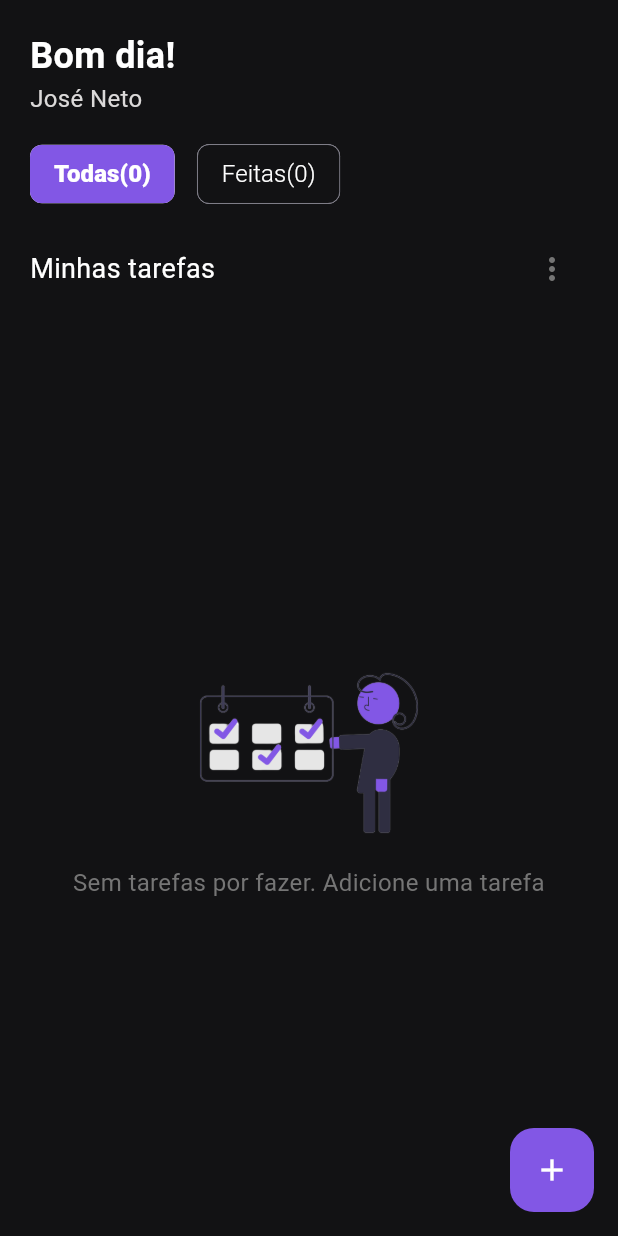
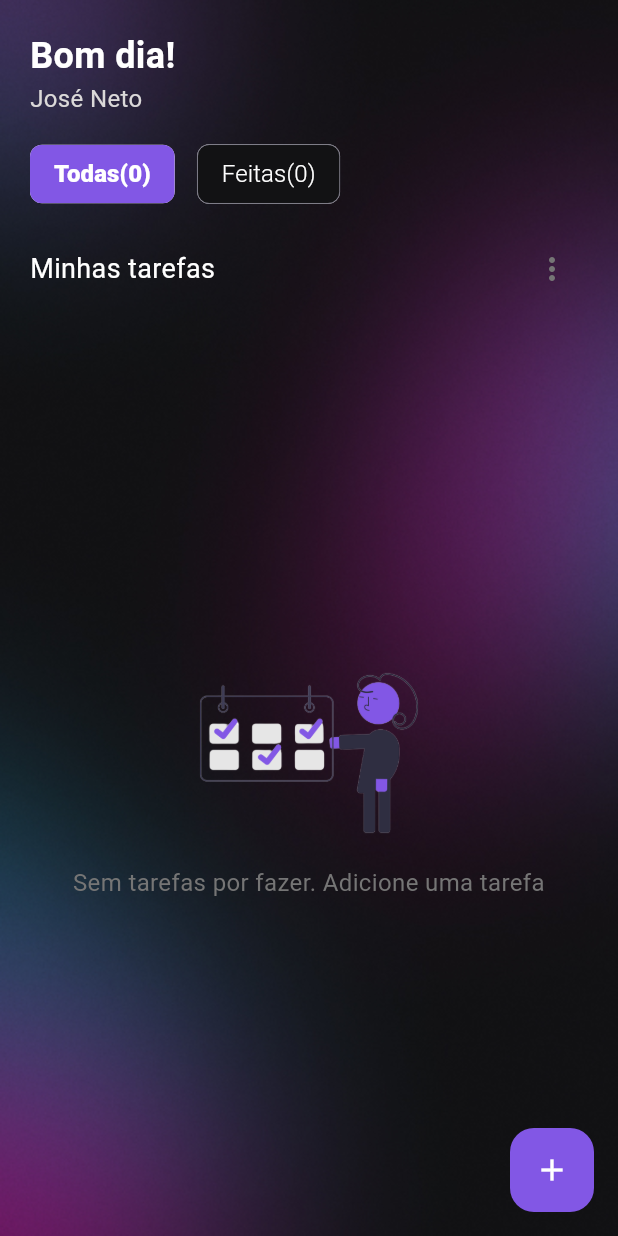
Before and after one commit to josedeneto/todo_app, a Flutter app: the HomePage screen opened by its route, on a phone screen of 412 x 824 dp. Run offline on Flutter 3.47's test engine with Material 2 defaults, Android fonts, the phone set to English and light mode, and no system bars; our stand-ins replace date_picker_timeline.

```diff
--- a/lib/app/views/home/home_page.dart
+++ b/lib/app/views/home/home_page.dart
@@ -43,6 +43,15 @@ class _HomePageState extends State<HomePage> with AlertsDialog, Greeting {
   Widget build(BuildContext context) {
     return Scaffold(
       body: SafeArea(
+        child: Container(
+          decoration: const BoxDecoration(
+            image: DecorationImage(
+              image: AssetImage(
+                'assets/images/bg-mobile.jpg',
+              ),
+              fit: BoxFit.cover,
+            ),
+          ),
           child: Padding(
             padding: const EdgeInsets.symmetric(
               vertical: 20,
@@ -147,7 +156,8 @@ class _HomePageState extends State<HomePage> with AlertsDialog, Greeting {
                               ? Expanded(
                                   child: Center(
                                     child: Column(
-                                    mainAxisAlignment: MainAxisAlignment.center,
+                                      mainAxisAlignment:
+                                          MainAxisAlignment.center,
                                       children: [
                                         Image.asset(
                                           'assets/images/3.png',
@@ -171,7 +181,8 @@ class _HomePageState extends State<HomePage> with AlertsDialog, Greeting {
                                         decelerationRate:
                                             ScrollDecelerationRate.fast,
                                       ),
-                                    separatorBuilder: (_, i) => const SizedBox(
+                                      separatorBuilder: (_, i) =>
+                                          const SizedBox(
                                         height: 40,
                                       ),
                                       itemCount: todo.todos.length,
@@ -201,7 +212,9 @@ class _HomePageState extends State<HomePage> with AlertsDialog, Greeting {
                                 const SizedBox(
                                   height: 15,
                                 ),
-                              TitleAndFilter(title: 'Tarefas feitas', filter: [
+                                TitleAndFilter(
+                                    title: 'Tarefas feitas',
+                                    filter: [
                                       PopupMenuItem(
                                         value: 1,
                                         child: const Text(
@@ -238,6 +251,7 @@ class _HomePageState extends State<HomePage> with AlertsDialog, Greeting {
             ),
           ),
         ),
+      ),
       floatingActionButton: FloatingActionButton(
         onPressed: () {
           context.pushNamed(AppRoutes.addTodo);
```
Lines whose indentation alone changed are shown as unchanged.
